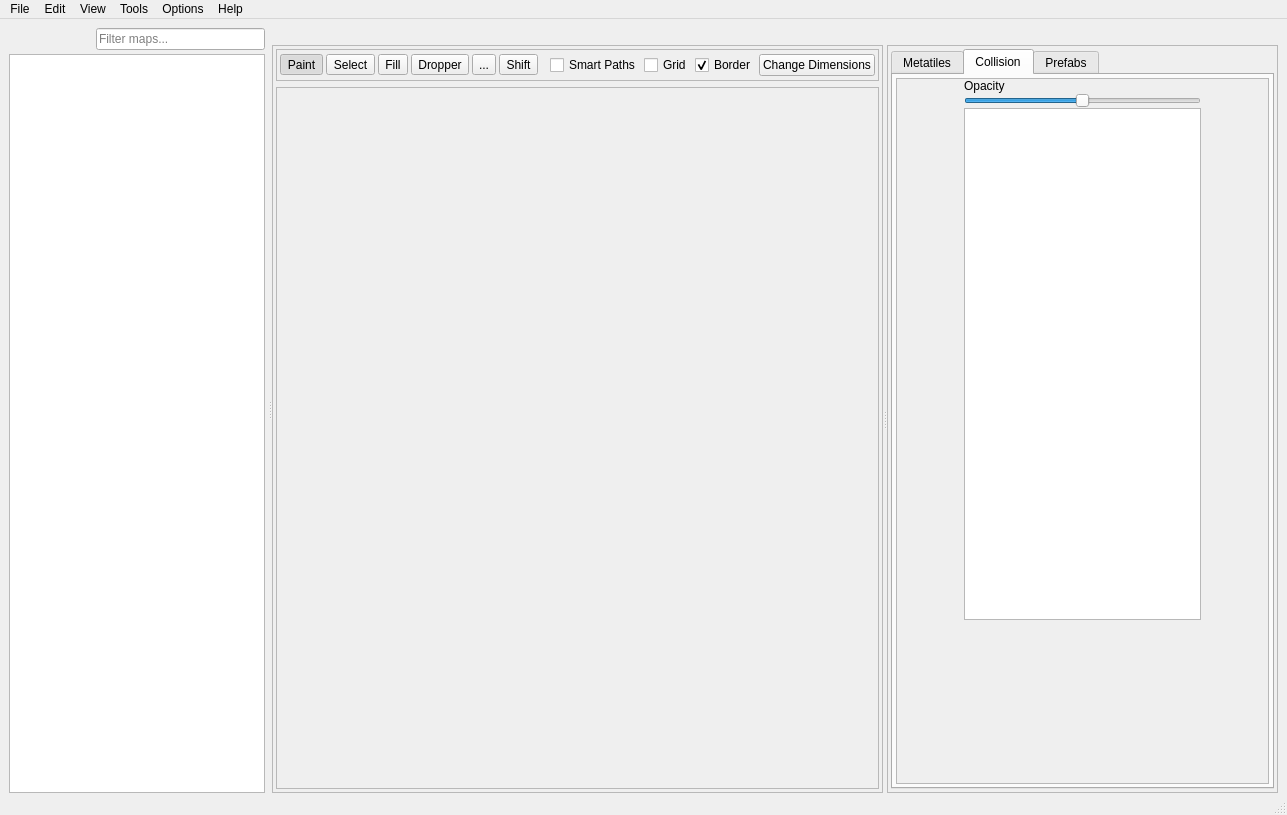
Old version of the form forms/mainwindow.ui in the repository huderlem/porymap.
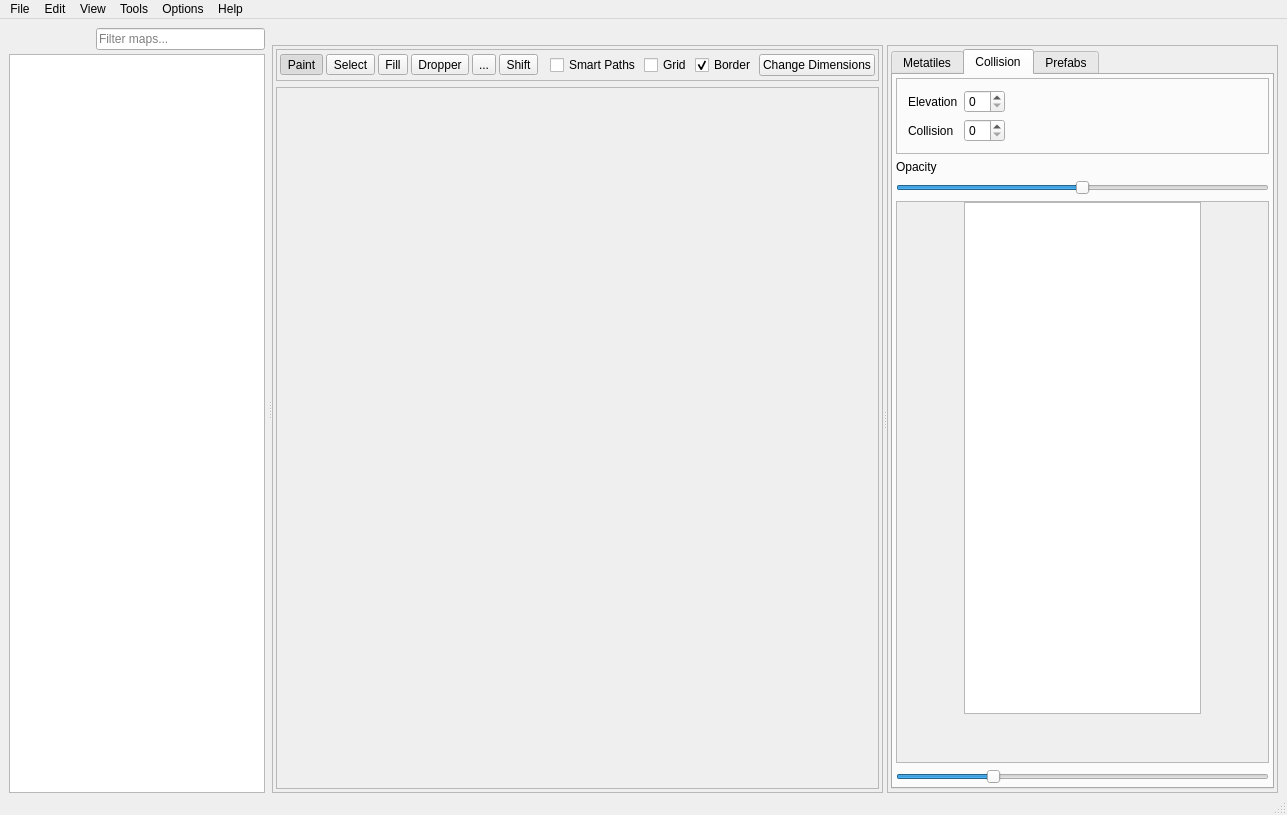
New version of the form. The open tabs and pages were chosen to show the change. Icons and pictures are not drawn. Custom widgets are drawn as their Qt base class.

Commit message: Update Collision tab UI

Diff of the .ui file:
```diff
--- a/forms/mainwindow.ui
+++ b/forms/mainwindow.ui
@@ -1144,7 +1144,14 @@
                      <property name="bottomMargin">
                       <number>3</number>
                      </property>
-                     <item row="0" column="0">
+                     <item row="3" column="0">
+                      <widget class="QLabel" name="label">
+                       <property name="text">
+                        <string>Opacity</string>
+                       </property>
+                      </widget>
+                     </item>
+                     <item row="5" column="0" colspan="3">
                       <widget class="QScrollArea" name="scrollArea_1">
                        <property name="widgetResizable">
                         <bool>true</bool>
@@ -1154,8 +1161,8 @@
                          <rect>
                           <x>0</x>
                           <y>0</y>
-                          <width>428</width>
-                          <height>696</height>
+                          <width>427</width>
+                          <height>512</height>
                          </rect>
                         </property>
                         <layout class="QGridLayout" name="gridLayout_7">
@@ -1174,29 +1181,6 @@
                          <property name="spacing">
                           <number>0</number>
                          </property>
-                         <item row="0" column="1">
-                          <widget class="QLabel" name="label">
-                           <property name="text">
-                            <string>Opacity</string>
-                           </property>
-                          </widget>
-                         </item>
-                         <item row="1" column="1">
-                          <widget class="QSlider" name="horizontalSlider_CollisionTransparency">
-                           <property name="minimum">
-                            <number>0</number>
-                           </property>
-                           <property name="maximum">
-                            <number>100</number>
-                           </property>
-                           <property name="value">
-                            <number>50</number>
-                           </property>
-                           <property name="orientation">
-                            <enum>Qt::Horizontal</enum>
-                           </property>
-                          </widget>
-                         </item>
                          <item row="2" column="0">
                           <spacer name="horizontalSpacer_18">
                            <property name="orientation">
@@ -1224,6 +1208,12 @@
                              <height>512</height>
                             </size>
                            </property>
+                           <property name="verticalScrollBarPolicy">
+                            <enum>Qt::ScrollBarAlwaysOff</enum>
+                           </property>
+                           <property name="horizontalScrollBarPolicy">
+                            <enum>Qt::ScrollBarAlwaysOff</enum>
+                           </property>
                           </widget>
                          </item>
                          <item row="2" column="2">
@@ -1256,6 +1246,83 @@
                        </widget>
                       </widget>
                      </item>
+                     <item row="6" column="0" colspan="3">
+                      <widget class="QSlider" name="horizontalSlider_CollisionZoom">
+                       <property name="minimum">
+                        <number>10</number>
+                       </property>
+                       <property name="maximum">
+                        <number>90</number>
+                       </property>
+                       <property name="value">
+                        <number>30</number>
+                       </property>
+                       <property name="orientation">
+                        <enum>Qt::Horizontal</enum>
+                       </property>
+                      </widget>
+                     </item>
+                     <item row="4" column="0" colspan="3">
+                      <widget class="QSlider" name="horizontalSlider_CollisionTransparency">
+                       <property name="minimum">
+                        <number>0</number>
+                       </property>
+                       <property name="maximum">
+                        <number>100</number>
+                       </property>
+                       <property name="value">
+                        <number>50</number>
+                       </property>
+                       <property name="orientation">
+                        <enum>Qt::Horizontal</enum>
+                       </property>
+                      </widget>
+                     </item>
+                     <item row="0" column="0" colspan="3">
+                      <widget class="QFrame" name="frame_5">
+                       <property name="frameShape">
+                        <enum>QFrame::StyledPanel</enum>
+                       </property>
+                       <property name="frameShadow">
+                        <enum>QFrame::Raised</enum>
+                       </property>
+                       <layout class="QGridLayout" name="gridLayout_8">
+                        <item row="0" column="1">
+                         <widget class="QSpinBox" name="spinBox_SelectedElevation"/>
+                        </item>
+                        <item row="1" column="0">
+                         <widget class="QLabel" name="label_17">
+                          <property name="text">
+                           <string>Collision</string>
+                          </property>
+                         </widget>
+                        </item>
+                        <item row="1" column="1">
+                         <widget class="QSpinBox" name="spinBox_SelectedCollision"/>
+                        </item>
+                        <item row="0" column="0">
+                         <widget class="QLabel" name="label_16">
+                          <property name="text">
+                           <string>Elevation</string>
+                          </property>
+                         </widget>
+                        </item>
+                        <item row="0" column="2">
+                         <spacer name="horizontalSpacer_4">
+                          <property name="orientation">
+                           <enum>Qt::Horizontal</enum>
+                          </property>
+                          <property name="sizeHint" stdset="0">
+                           <size>
+                            <width>40</width>
+                            <height>20</height>
+                           </size>
+                          </property>
+                         </spacer>
+                        </item>
+                       </layout>
+                      </widget>
+                     </item>
                     </layout>
                    </widget>
                    <widget class="QWidget" name="tab_prefabs">
```
Left out of the diff: 30 changed lines with no effect on the pictures. The commit also changes 14 other files.
